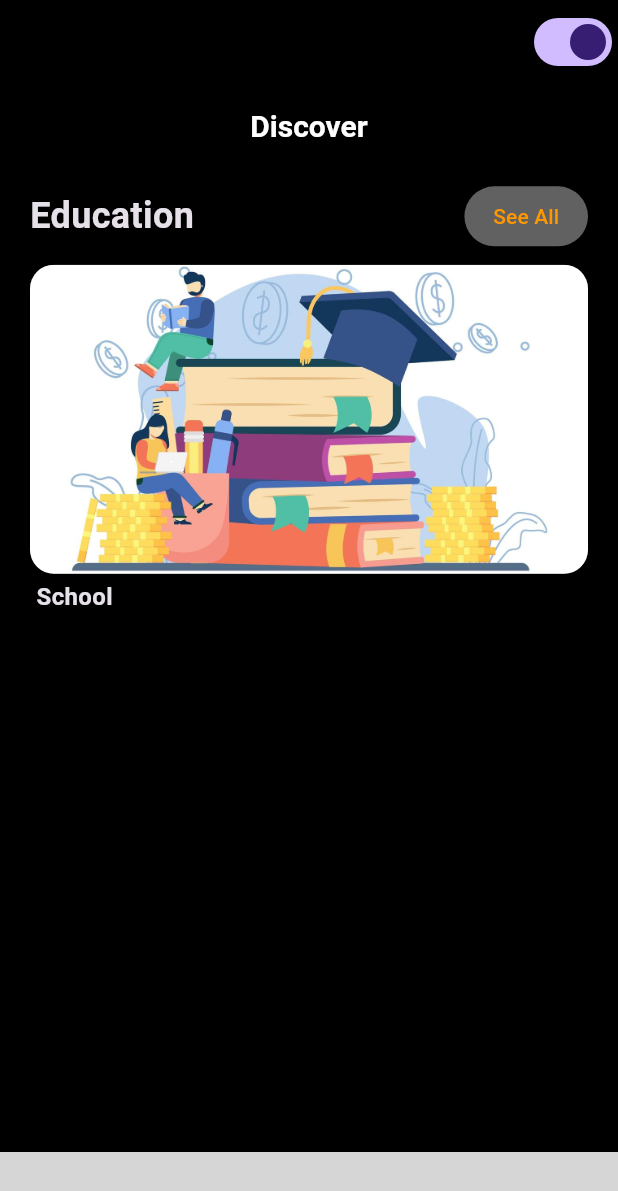
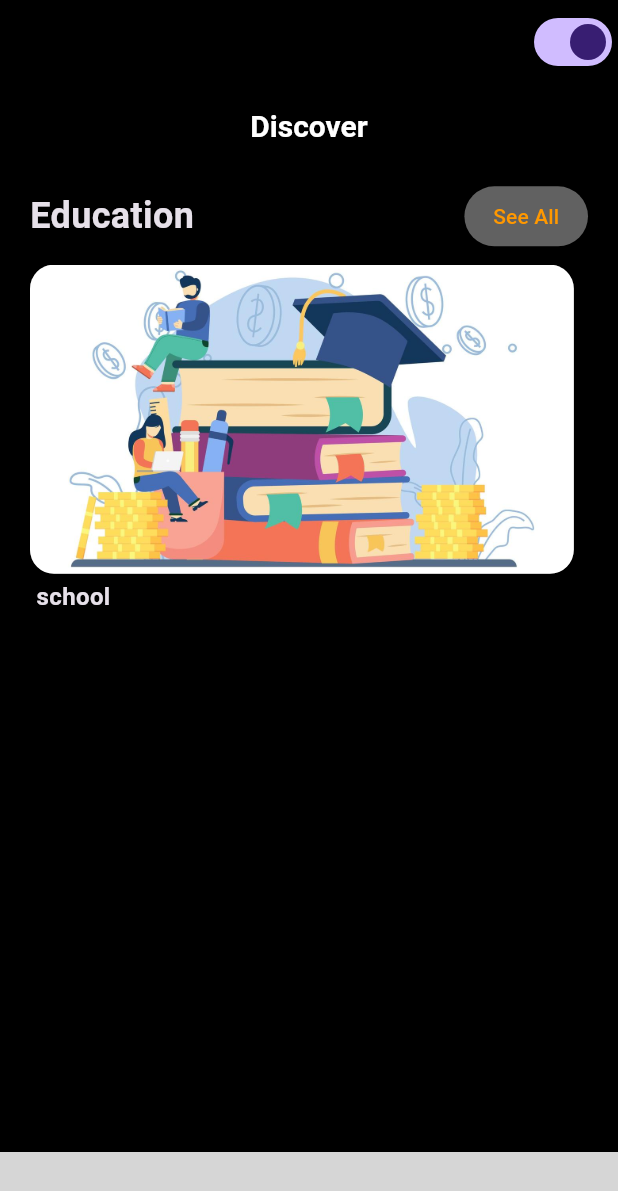
Before and after one commit to Ahmedmansor/learning_spanish, a Flutter app: the screen it shows after launch, on a phone screen of 412 x 824 dp. Shown: the top 1191 px of the screen. Run offline on Flutter 3.47's test engine with Material 3 defaults, Android fonts, the phone set to English and light mode, and no system bars; our stand-ins replace bloc, flutter_bloc, fluttertoast, page_transition; missing offline and left inert: molten_navigationbar_flutter, translator; grey boxes are pictures that could not be loaded.

Commit message:
Refactor discover screen and related widgets
- Moved DiscoverScreen to a new directory
- Created EducationListViewItem widget for DiscoverScreen
- Updated imports and file paths to reflect changes
- Minor UI updates to DiscoverScreen

```diff
--- a/lib/layout/cubit/layout_cubit.dart
+++ b/lib/layout/cubit/layout_cubit.dart
@@ -1,6 +1,6 @@
 import 'package:flutter/material.dart';
 import 'package:flutter_bloc/flutter_bloc.dart';
-import 'package:learning_spanish/views/discover/discover_screen.dart';
+import 'package:learning_spanish/views/discover/presentation/views/discover_screen.dart';
 import '../../views/translate/translate_screen.dart';
 part 'layout_state.dart';
 
--- a/lib/views/discover/discover_screen.dart
+++ b/lib/views/discover/presentation/views/discover_screen.dart
@@ -2,8 +2,10 @@ import 'package:flutter/material.dart';
 import 'package:flutter/widgets.dart';
 import 'package:learning_spanish/core/widgets/custom_button.dart';
 
-import '../../core/utils/app_settings.dart';
-import '../../repos/colors.dart';
+import '../../../../core/utils/app_settings.dart';
+import '../../../../repos/colors.dart';
+import '../../data/models/education_item_model.dart';
+import 'widgets/education_listview_item.dart';
 
 class HomeScreen extends StatelessWidget {
   const HomeScreen({super.key});
@@ -44,26 +46,20 @@ class HomeScreen extends StatelessWidget {
               ],
             ),
             AppSettings.heightSpace(amountHeight: .01),
-            Column(
-              crossAxisAlignment: CrossAxisAlignment.start,
-              children: [
-                Container(
-                  decoration: BoxDecoration(
-                    color: Colors.grey[700],
-                    borderRadius: BorderRadius.circular(16),
-                    image: const DecorationImage(
-                        image: AssetImage('assets/images/image1.jpg'),
-                        fit: BoxFit.cover),
-                  ),
-                  width: AppSettings.width,
-                  height: AppSettings.height * .25,
-                ),
-                AppSettings.heightSpace(amountHeight: .005),
-                const Text(
-                  ' School',
-                  style: TextStyle(fontSize: 16, fontWeight: FontWeight.bold),
-                )
-              ],
+            SizedBox(
+              height: AppSettings.height * .35,
+              child: ListView.builder(
+                  shrinkWrap: true,
+                  // physics: const NeverScrollableScrollPhysics(),
+                  scrollDirection: Axis.horizontal,
+                  itemCount: educationItems.length,
+                  itemBuilder: (context, index) {
+                    return EducationListViewItem(
+                      title: educationItems[index].title,
+                      image: educationItems[index].image,
+                      onTap: () {},
+                    );
+                  }),
             ),
           ]),
     );
--- /dev/null
+++ b/lib/views/discover/presentation/views/widgets/education_listview_item.dart
@@ -0,0 +1,43 @@
+import 'package:flutter/material.dart';
+
+import '../../../../../core/utils/app_settings.dart';
+
+class EducationListViewItem extends StatelessWidget {
+  const EducationListViewItem({
+    super.key,
+    required this.title,
+    required this.image,
+    required this.onTap,
+  });
+  final String title;
+  final String image;
+  final void Function()? onTap;
+  @override
+  Widget build(BuildContext context) {
+    return GestureDetector(
+      onTap: onTap,
+      child: Column(
+        crossAxisAlignment: CrossAxisAlignment.start,
+        children: [
+          Padding(
+            padding: const EdgeInsets.only(right: 16),
+            child: Container(
+                decoration: BoxDecoration(
+                  color: Colors.grey[700],
+                  borderRadius: BorderRadius.circular(16),
+                  image: DecorationImage(
+                      image: AssetImage(image), fit: BoxFit.cover),
+                ),
+                height: AppSettings.height * .25,
+                width: AppSettings.width * .88),
+          ),
+          AppSettings.heightSpace(amountHeight: .005),
+          Text(
+            ' $title',
+            style: const TextStyle(fontSize: 16, fontWeight: FontWeight.bold),
+          )
+        ],
+      ),
+    );
+  }
+}
```
